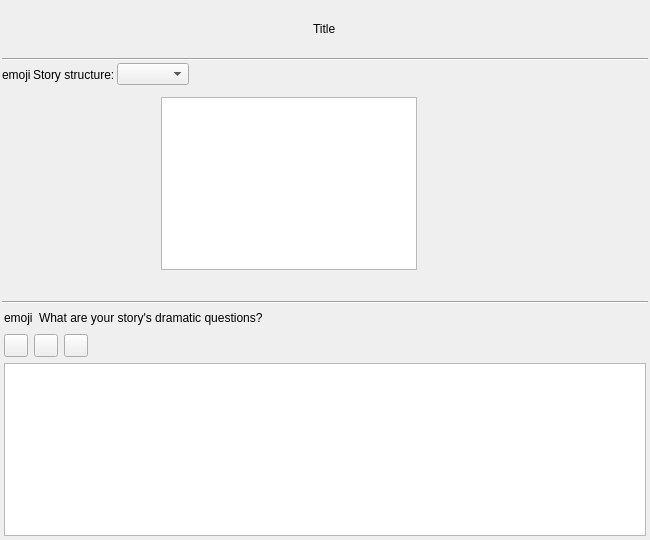
The window that ui/novel_view.ui (zkovari/plotlyst) describes before a commit, drawn with Qt 5.
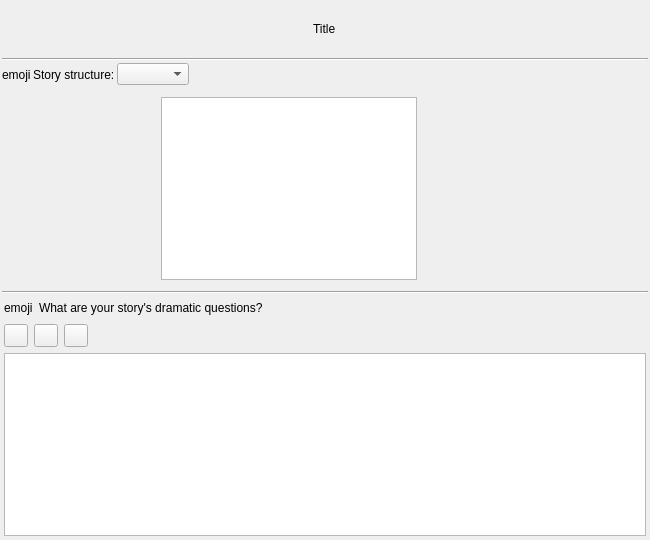
The same window after the commit.

Commit message: Remove spacer from novel view between fields

Patch:
```diff
--- a/ui/novel_view.ui
+++ b/ui/novel_view.ui
@@ -189,19 +189,6 @@
      </item>
     </layout>
    </item>
-   <item>
-    <spacer name="horizontalSpacer_5">
-     <property name="orientation">
-      <enum>Qt::Horizontal</enum>
-     </property>
-     <property name="sizeHint" stdset="0">
-      <size>
-       <width>40</width>
-       <height>20</height>
-      </size>
-     </property>
-    </spacer>
-   </item>
    <item>
     <widget class="Line" name="line">
      <property name="orientation">
```
